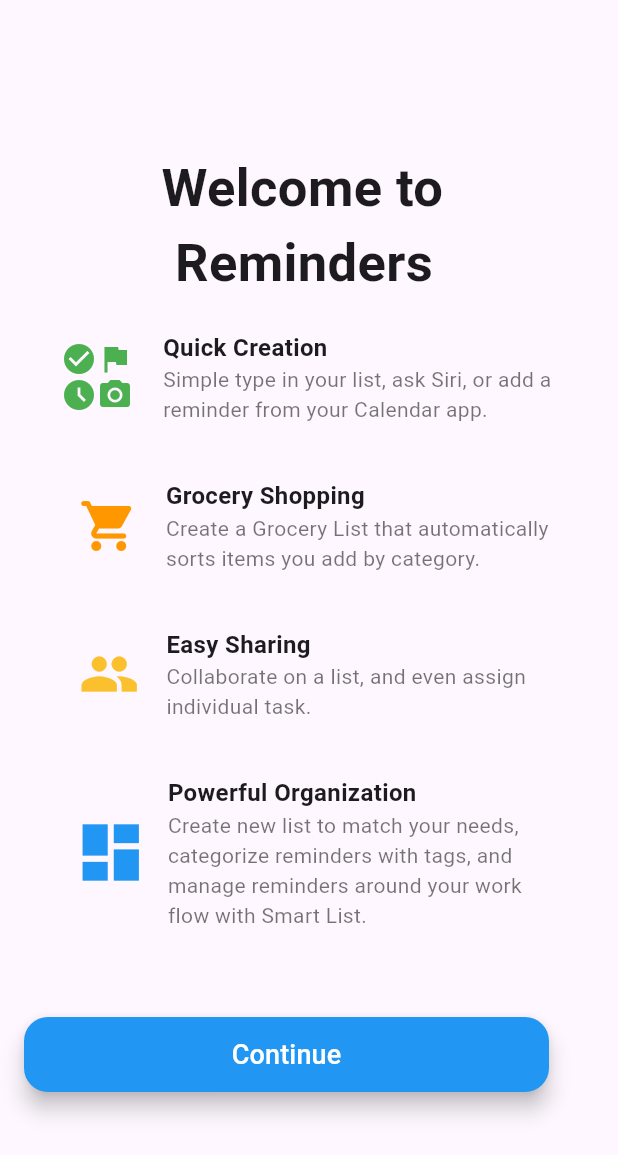
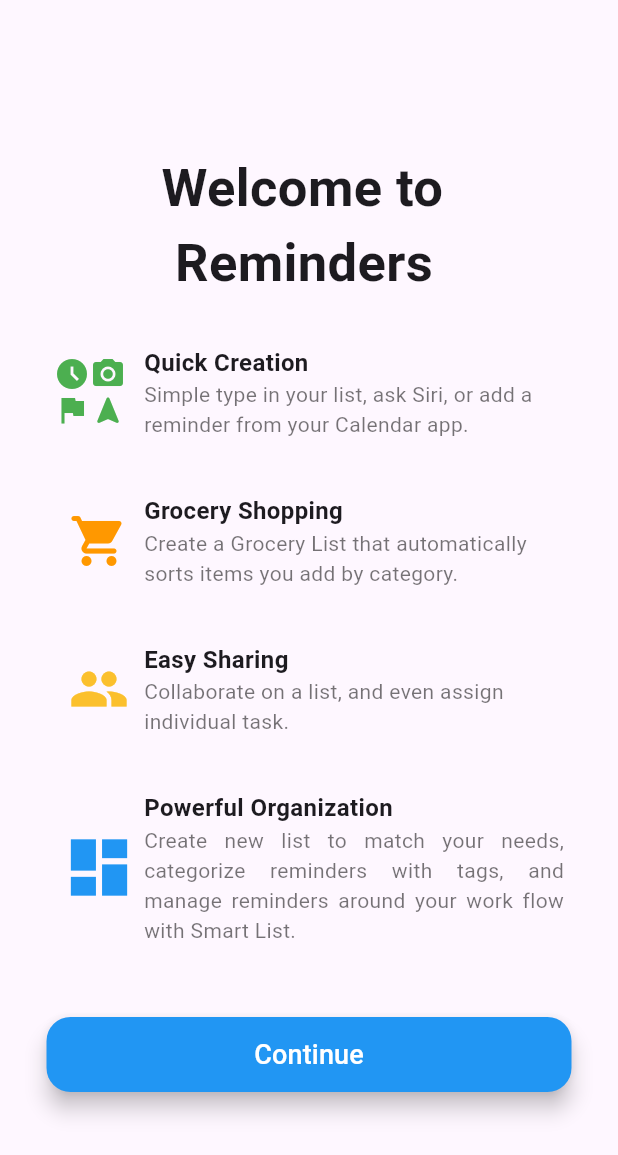
Before and after one commit to calvarez-c/tarea1.2, a Flutter app: the screen it shows after launch, on a phone screen of 412 x 824 dp. Shown: the top 1155 px of the screen. Run offline on Flutter 3.47's test engine with Material 3 defaults, Android fonts, the phone set to English and light mode, and no system bars.

Commit message:
Limpieza y reposicionamiento de codigo, cambios en iconos, implementacion de SizedBox() en las cajas de textos y comentarios para ayudar a lectura de codigo.

```diff
--- a/tarea_1_2/lib/main.dart
+++ b/tarea_1_2/lib/main.dart
@@ -11,6 +11,7 @@
   State<MyApp> createState() => _MyAppState();
 }
 
+//Carlos Alfredo Alvarez Colindres - 20222030195
 class _MyAppState extends State<MyApp> {
   @override
   Widget build(BuildContext context) {
@@ -18,81 +19,80 @@
       title: "Reminder",
       home: Scaffold(
         body: Column(
+          crossAxisAlignment: CrossAxisAlignment.center,
           children: [
+            //SizeBox que funciona como un header para separar el Text() de la parte superior.
             SizedBox(height: 100),
-            Column(
-              crossAxisAlignment: CrossAxisAlignment.center,
+            Text(
+              "Welcome to \n Reminders",
+              style: TextStyle(fontSize: 35, fontWeight: FontWeight.w700),
+            ),
+            //Separacion del header con los bloques de informacion
+            SizedBox(height: 30),
+            //Bloque de Quick Creation
+            Row(
+              mainAxisAlignment: MainAxisAlignment.center,
+              crossAxisAlignment: CrossAxisAlignment.start,
               children: [
-                Text(
-                  "Welcome to \n Reminders",
-                  style: TextStyle(fontSize: 35, fontWeight: FontWeight.w700),
-                ),
-                SizedBox(height: 20),
-                Row(
-                  mainAxisAlignment: MainAxisAlignment.center,
-                  crossAxisAlignment: CrossAxisAlignment.start,
+                Column(
                   children: [
-                    //Bloque total de informacion
-                    Column(
+                    Row(
                       children: [
-                        //Icono cuadruple:
-                        Row(
-                          children: [
-                            SizedBox(
-                              width: 60,
-                              height: 60,
-                              child: Row(
+                        //Caja de iconos:
+                        SizedBox(
+                          width: 60,
+                          height: 60,
+                          child: Row(
+                            children: [
+                              Column(
+                                mainAxisAlignment: MainAxisAlignment.center,
                                 children: [
-                                  Column(
-                                    mainAxisAlignment: MainAxisAlignment.center,
-                                    children: [
-                                      Icon(
-                                        Icons.check_circle,
-                                        color: Colors.green,
-                                      ),
-                                      Icon(
-                                        Icons.access_time_filled_outlined,
-                                        color: Colors.green,
-                                      ),
-                                    ],
+                                  Icon(
+                                    Icons.access_time_filled_outlined,
+                                    color: Colors.green,
                                   ),
-                                  //SizedBox(width: 4),
-                                  Column(
-                                    mainAxisAlignment: MainAxisAlignment.center,
-                                    children: [
-                                      Icon(Icons.flag, color: Colors.green),
-                                      Icon(
-                                        Icons.camera_alt,
-                                        color: Colors.green,
-                                      ),
-                                    ],
+                                  Icon(Icons.flag, color: Colors.green),
+                                ],
+                              ),
+                              //SizedBox(width: 4),
+                              Column(
+                                mainAxisAlignment: MainAxisAlignment.center,
+                                children: [
+                                  Icon(Icons.camera_alt, color: Colors.green),
+                                  Icon(
+                                    Icons.navigation_rounded,
+                                    color: Colors.green,
                                   ),
                                 ],
                               ),
-                            ),
-                            //Espacio entre los iconos y el texto.
-                            SizedBox(width: 8),
-                            //Bloque de informacion
-                            Column(
-                              crossAxisAlignment: CrossAxisAlignment.start,
-                              children: [
-                                Text(
-                                  "Quick Creation",
-                                  style: TextStyle(
-                                    fontWeight: FontWeight.w700,
-                                    fontSize: 16,
-                                  ),
+                            ],
+                          ),
+                        ),
+                        //Caja de titulo y contenido
+                        SizedBox(
+                          //SizedBox para dar un formato alineado al texto respecto al SizedBox de los iconos.
+                          width: 280,
+                          child: Column(
+                            crossAxisAlignment: CrossAxisAlignment.start,
+                            children: [
+                              //Titulo
+                              Text(
+                                "Quick Creation",
+                                style: TextStyle(
+                                  fontWeight: FontWeight.w700,
+                                  fontSize: 16,
                                 ),
-                                Text(
-                                  "Simple type in your list, ask Siri, or add a \nreminder from your Calendar app.",
-                                  style: TextStyle(
-                                    fontWeight: FontWeight.w400,
-                                    color: Colors.black54,
-                                  ),
+                              ),
+                              //Contenido
+                              Text(
+                                "Simple type in your list, ask Siri, or add a reminder from your Calendar app.",
+                                style: TextStyle(
+                                  fontWeight: FontWeight.w400,
+                                  color: Colors.black54,
                                 ),
-                              ],
-                            ),
-                          ],
+                              ),
+                            ],
+                          ),
                         ),
                       ],
                     ),
@@ -101,14 +101,13 @@
               ],
             ),
             SizedBox(height: 36),
+            //Bloque de Grocery Shopping
             Row(
               mainAxisAlignment: MainAxisAlignment.center,
               crossAxisAlignment: CrossAxisAlignment.start,
               children: [
-                //Bloque total de informacion
                 Column(
                   children: [
-                    //Icono cuadruple:
                     Row(
                       children: [
                         SizedBox(
@@ -120,26 +119,30 @@
                             color: Colors.orange,
                           ),
                         ),
-                        SizedBox(width: 8),
-                        //Bloque de informacion
-                        Column(
-                          crossAxisAlignment: CrossAxisAlignment.start,
-                          children: [
-                            Text(
-                              "Grocery Shopping",
-                              style: TextStyle(
-                                fontWeight: FontWeight.w700,
-                                fontSize: 16,
+                        //Titulo y contenido
+                        SizedBox(
+                          width: 280,
+                          child: Column(
+                            crossAxisAlignment: CrossAxisAlignment.start,
+                            children: [
+                              //Titulo
+                              Text(
+                                "Grocery Shopping",
+                                style: TextStyle(
+                                  fontWeight: FontWeight.w700,
+                                  fontSize: 16,
+                                ),
                               ),
-                            ),
-                            Text(
-                              "Create a Grocery List that automatically \nsorts items you add by category.",
-                              style: TextStyle(
-                                fontWeight: FontWeight.w400,
-                                color: Colors.black54,
+                              //Contenido
+                              Text(
+                                "Create a Grocery List that automatically sorts items you add by category.",
+                                style: TextStyle(
+                                  fontWeight: FontWeight.w400,
+                                  color: Colors.black54,
+                                ),
                               ),
-                            ),
-                          ],
+                            ],
+                          ),
                         ),
                       ],
                     ),
@@ -148,17 +151,16 @@
               ],
             ),
             SizedBox(height: 36),
-            //Grocery Shopping
+            //Bloque de Easy Sharing
             Row(
               mainAxisAlignment: MainAxisAlignment.center,
               crossAxisAlignment: CrossAxisAlignment.start,
               children: [
-                //Bloque total de informacion
                 Column(
                   children: [
-                    //Icono cuadruple:
                     Row(
                       children: [
+                        //Caja de icono
                         SizedBox(
                           width: 60,
                           height: 60,
@@ -169,26 +171,30 @@
                           ),
                         ),
 
-                        SizedBox(width: 8),
-                        //Bloque de informacion
-                        Column(
-                          crossAxisAlignment: CrossAxisAlignment.start,
-                          children: [
-                            Text(
-                              "Easy Sharing",
-                              style: TextStyle(
-                                fontWeight: FontWeight.w700,
-                                fontSize: 16,
+                        //Caja de titulo y contenido
+                        SizedBox(
+                          width: 280,
+                          child: Column(
+                            crossAxisAlignment: CrossAxisAlignment.start,
+                            children: [
+                              //Titulo
+                              Text(
+                                "Easy Sharing",
+                                style: TextStyle(
+                                  fontWeight: FontWeight.w700,
+                                  fontSize: 16,
+                                ),
                               ),
-                            ),
-                            Text(
-                              "Collaborate on a list, and even assign     \nindividual task.",
-                              style: TextStyle(
-                                fontWeight: FontWeight.w400,
-                                color: Colors.black54,
+                              //Contenido
+                              Text(
+                                "Collaborate on a list, and even assign individual task.",
+                                style: TextStyle(
+                                  fontWeight: FontWeight.w400,
+                                  color: Colors.black54,
+                                ),
                               ),
-                            ),
-                          ],
+                            ],
+                          ),
                         ),
                       ],
                     ),
@@ -197,16 +203,16 @@
               ],
             ),
             SizedBox(height: 36),
+            //Bloque de Powerful Organization
             Row(
               mainAxisAlignment: MainAxisAlignment.center,
               crossAxisAlignment: CrossAxisAlignment.start,
               children: [
-                //Bloque total de informacion
                 Column(
                   children: [
-                    //Icono cuadruple:
                     Row(
                       children: [
+                        //Caja de icono
                         SizedBox(
                           width: 60,
                           height: 60,
@@ -217,26 +223,31 @@
                           ),
                         ),
 
-                        SizedBox(width: 8),
-                        //Bloque de informacion
-                        Column(
-                          crossAxisAlignment: CrossAxisAlignment.start,
-                          children: [
-                            Text(
-                              "Powerful Organization",
-                              style: TextStyle(
-                                fontWeight: FontWeight.w700,
-                                fontSize: 16,
+                        //Caja de titulo y contenido
+                        SizedBox(
+                          width: 280,
+                          child: Column(
+                            crossAxisAlignment: CrossAxisAlignment.start,
+                            children: [
+                              //Titulo
+                              Text(
+                                "Powerful Organization",
+                                style: TextStyle(
+                                  fontWeight: FontWeight.w700,
+                                  fontSize: 16,
+                                ),
                               ),
-                            ),
-                            Text(
-                              "Create new list to match your needs,      \ncategorize reminders with tags, and \nmanage reminders around your work\nflow with Smart List.",
-                              style: TextStyle(
-                                fontWeight: FontWeight.w400,
-                                color: Colors.black54,
+                              //Contenido
+                              Text(
+                                "Create new list to match your needs, categorize reminders with tags, and manage reminders around your work flow with Smart List.",
+                                style: TextStyle(
+                                  fontWeight: FontWeight.w400,
+                                  color: Colors.black54,
+                                ),
+                                textAlign: TextAlign.justify,
                               ),
-                            ),
-                          ],
+                            ],
+                          ),
                         ),
                       ],
                     ),
@@ -246,9 +257,13 @@
             ),
           ],
         ),
+        //Nos ayuda a centrar de manera dinamica el boton
+        floatingActionButtonLocation: FloatingActionButtonLocation.centerFloat,
         floatingActionButton: Padding(
-          padding: const EdgeInsets.symmetric(horizontal: 30, vertical: 80),
+          //Padding para dar altura al boton respecto al limite inferior.
+          padding: const EdgeInsets.only(bottom: 80),
           child: SizedBox(
+            //El sizedbox nos ayuda a dar forma de manera rectangular en nuestro boton.
             width: 350,
             height: 50,
             child: FloatingActionButton(
```
